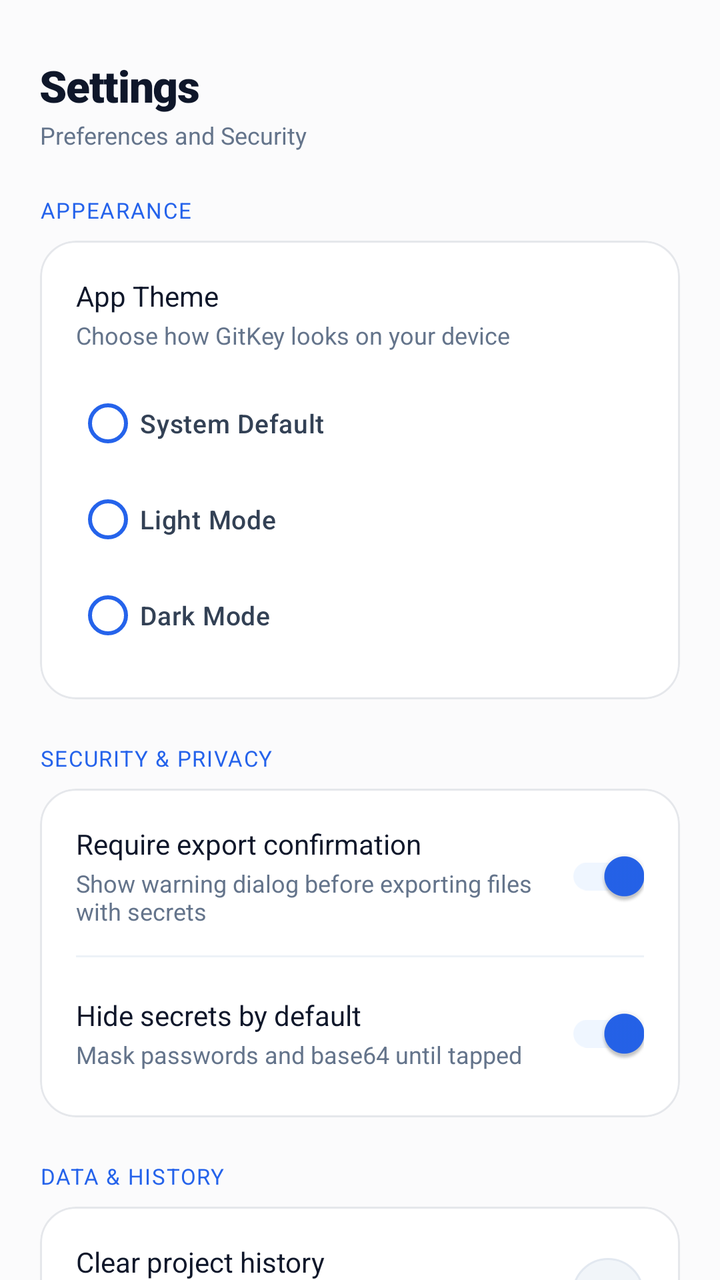
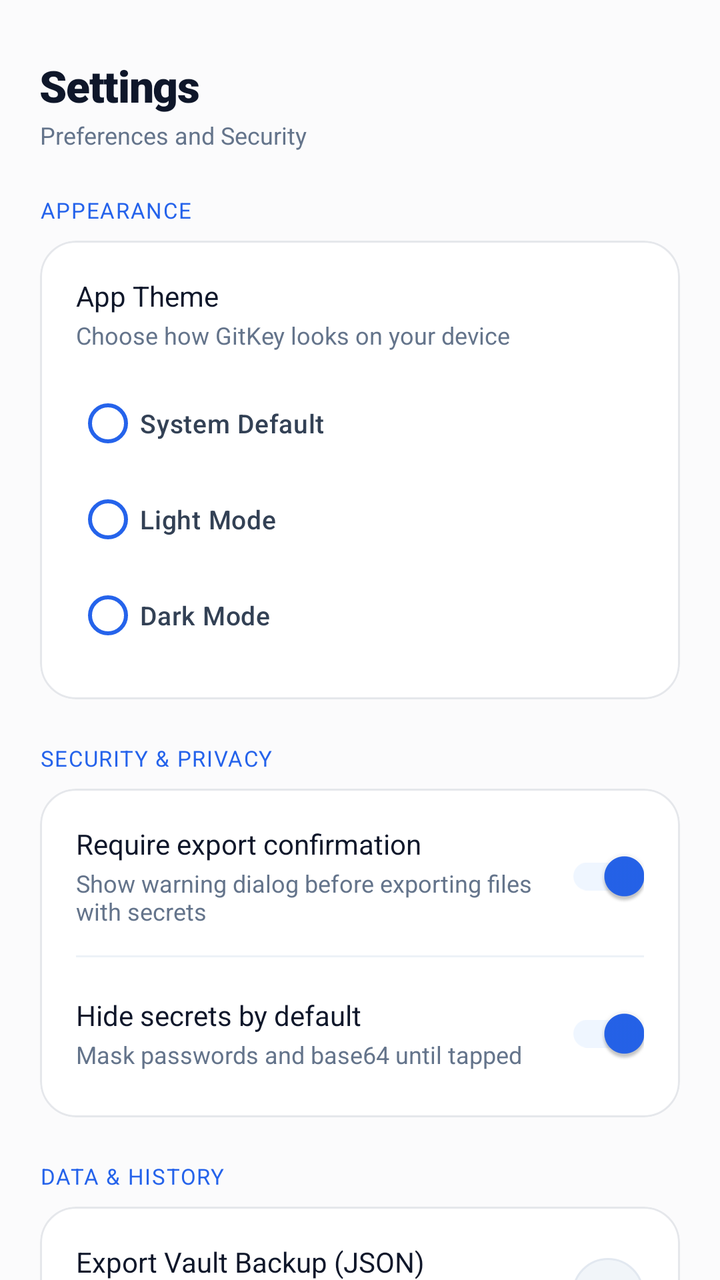

Screens rendered from an Android XML layout before and after an edit, with the pre-edit source and the edit as a unified diff.
<!-- AndroidManifest.xml: application theme Theme.GitKey -->
<!-- res/layout/fragment_settings.xml -->
<?xml version="1.0" encoding="utf-8"?>
<androidx.core.widget.NestedScrollView xmlns:android="http://schemas.android.com/apk/res/android"
    xmlns:app="http://schemas.android.com/apk/res-auto"
    xmlns:tools="http://schemas.android.com/tools"
    android:layout_width="match_parent"
    android:layout_height="match_parent"
    android:clipToPadding="false"
    android:paddingBottom="28dp">

    <LinearLayout
        android:layout_width="match_parent"
        android:layout_height="wrap_content"
        android:orientation="vertical"
        android:padding="20dp">

        
        <TextView
            android:layout_width="wrap_content"
            android:layout_height="wrap_content"
            android:text="@string/settings_title"
            android:textSize="22sp"
            android:fontFamily="sans-serif-black"
            android:textColor="?attr/colorTextTitle"
            android:letterSpacing="-0.02"
            android:layout_marginTop="8dp" />

        <TextView
            android:layout_width="wrap_content"
            android:layout_height="wrap_content"
            android:layout_marginTop="2dp"
            android:text="@string/settings_subtitle"
            android:textSize="12sp"
            android:fontFamily="sans-serif"
            android:textColor="?attr/colorTextMuted" />

        
        <TextView
            android:layout_width="wrap_content"
            android:layout_height="wrap_content"
            android:layout_marginTop="22dp"
            android:text="APPEARANCE"
            android:textSize="11sp"
            android:fontFamily="sans-serif-bold"
            android:textColor="?attr/colorPrimary"
            android:letterSpacing="0.05" />

        <com.google.android.material.card.MaterialCardView
            android:layout_width="match_parent"
            android:layout_height="wrap_content"
            android:layout_marginTop="8dp"
            app:cardCornerRadius="18dp"
            app:cardElevation="0dp"
            app:strokeColor="?attr/colorCardStroke"
            app:strokeWidth="1dp"
            app:cardBackgroundColor="?attr/colorCardBackground">

            <LinearLayout
                android:layout_width="match_parent"
                android:layout_height="wrap_content"
                android:orientation="vertical"
                android:padding="18dp">

                <TextView
                    android:layout_width="wrap_content"
                    android:layout_height="wrap_content"
                    android:text="@string/pref_theme_title"
                    android:textSize="14sp"
                    android:fontFamily="sans-serif-bold"
                    android:textColor="?attr/colorTextTitle" />

                <TextView
                    android:layout_width="wrap_content"
                    android:layout_height="wrap_content"
                    android:layout_marginTop="2dp"
                    android:text="Choose how GitKey looks on your device"
                    android:textSize="12sp"
                    android:textColor="?attr/colorTextMuted" />

                
                <RadioGroup
                    android:id="@+id/rgTheme"
                    android:layout_width="match_parent"
                    android:layout_height="wrap_content"
                    android:layout_marginTop="12dp">

                    <RadioButton
                        android:id="@+id/rbThemeSystem"
                        android:layout_width="match_parent"
                        android:layout_height="wrap_content"
                        android:text="@string/theme_system"
                        android:textColor="?attr/colorTextBody"
                        app:buttonTint="?attr/colorPrimary"
                        android:fontFamily="sans-serif-medium"
                        android:textSize="13sp"
                        android:paddingTop="6dp"
                        android:paddingBottom="6dp" />

                    <RadioButton
                        android:id="@+id/rbThemeLight"
                        android:layout_width="match_parent"
                        android:layout_height="wrap_content"
                        android:text="@string/theme_light"
                        android:textColor="?attr/colorTextBody"
                        app:buttonTint="?attr/colorPrimary"
                        android:fontFamily="sans-serif-medium"
                        android:textSize="13sp"
                        android:paddingTop="6dp"
                        android:paddingBottom="6dp" />

                    <RadioButton
                        android:id="@+id/rbThemeDark"
                        android:layout_width="match_parent"
                        android:layout_height="wrap_content"
                        android:text="@string/theme_dark"
                        android:textColor="?attr/colorTextBody"
                        app:buttonTint="?attr/colorPrimary"
                        android:fontFamily="sans-serif-medium"
                        android:textSize="13sp"
                        android:paddingTop="6dp"
                        android:paddingBottom="6dp" />
                </RadioGroup>
            </LinearLayout>
        </com.google.android.material.card.MaterialCardView>

        
        <TextView
            android:layout_width="wrap_content"
            android:layout_height="wrap_content"
            android:layout_marginTop="22dp"
            android:text="SECURITY &amp; PRIVACY"
            android:textSize="11sp"
            android:fontFamily="sans-serif-bold"
            android:textColor="?attr/colorPrimary"
            android:letterSpacing="0.05" />

        <com.google.android.material.card.MaterialCardView
            android:layout_width="match_parent"
            android:layout_height="wrap_content"
            android:layout_marginTop="8dp"
            app:cardCornerRadius="18dp"
            app:cardElevation="0dp"
            app:strokeColor="?attr/colorCardStroke"
            app:strokeWidth="1dp"
            app:cardBackgroundColor="?attr/colorCardBackground">

            <LinearLayout
                android:layout_width="match_parent"
                android:layout_height="wrap_content"
                android:orientation="vertical"
                android:padding="18dp">

                
                <LinearLayout
                    android:layout_width="match_parent"
                    android:layout_height="wrap_content"
                    android:orientation="horizontal"
                    android:gravity="center_vertical">

                    <LinearLayout
                        android:layout_width="0dp"
                        android:layout_height="wrap_content"
                        android:layout_weight="1"
                        android:orientation="vertical">

                        <TextView
                            android:layout_width="wrap_content"
                            android:layout_height="wrap_content"
                            android:text="@string/pref_confirm_export_title"
                            android:textSize="14sp"
                            android:fontFamily="sans-serif-bold"
                            android:textColor="?attr/colorTextTitle" />

                        <TextView
                            android:layout_width="wrap_content"
                            android:layout_height="wrap_content"
                            android:layout_marginTop="2dp"
                            android:text="@string/pref_confirm_export_desc"
                            android:textSize="12sp"
                            android:textColor="?attr/colorTextMuted" />
                    </LinearLayout>

                    <com.google.android.material.switchmaterial.SwitchMaterial
                        android:id="@+id/switchConfirmExport"
                        android:layout_width="wrap_content"
                        android:layout_height="wrap_content"
                        android:checked="true" />
                </LinearLayout>

                <View
                    android:layout_width="match_parent"
                    android:layout_height="1dp"
                    android:layout_marginTop="14dp"
                    android:layout_marginBottom="14dp"
                    android:background="?attr/colorDivider" />

                
                <LinearLayout
                    android:layout_width="match_parent"
                    android:layout_height="wrap_content"
                    android:orientation="horizontal"
                    android:gravity="center_vertical">

                    <LinearLayout
                        android:layout_width="0dp"
                        android:layout_height="wrap_content"
                        android:layout_weight="1"
                        android:orientation="vertical">

                        <TextView
                            android:layout_width="wrap_content"
                            android:layout_height="wrap_content"
                            android:text="@string/pref_hide_secrets_title"
                            android:textSize="14sp"
                            android:fontFamily="sans-serif-bold"
                            android:textColor="?attr/colorTextTitle" />

                        <TextView
                            android:layout_width="wrap_content"
                            android:layout_height="wrap_content"
                            android:layout_marginTop="2dp"
                            android:text="@string/pref_hide_secrets_desc"
                            android:textSize="12sp"
                            android:textColor="?attr/colorTextMuted" />
                    </LinearLayout>

                    <com.google.android.material.switchmaterial.SwitchMaterial
                        android:id="@+id/switchHideSecrets"
                        android:layout_width="wrap_content"
                        android:layout_height="wrap_content"
                        android:checked="true" />
                </LinearLayout>

            </LinearLayout>
        </com.google.android.material.card.MaterialCardView>

        
        <TextView
            android:layout_width="wrap_content"
            android:layout_height="wrap_content"
            android:layout_marginTop="22dp"
            android:text="DATA &amp; HISTORY"
            android:textSize="11sp"
            android:fontFamily="sans-serif-bold"
            android:textColor="?attr/colorPrimary"
            android:letterSpacing="0.05" />

        <com.google.android.material.card.MaterialCardView
            android:layout_width="match_parent"
            android:layout_height="wrap_content"
            android:layout_marginTop="8dp"
            app:cardCornerRadius="18dp"
            app:cardElevation="0dp"
            app:strokeColor="?attr/colorCardStroke"
            app:strokeWidth="1dp"
            app:cardBackgroundColor="?attr/colorCardBackground">

            <LinearLayout
                android:layout_width="match_parent"
                android:layout_height="wrap_content"
                android:orientation="vertical"
                android:padding="18dp">

                <LinearLayout
                    android:id="@+id/layoutClearHistory"
                    android:layout_width="match_parent"
                    android:layout_height="wrap_content"
                    android:orientation="horizontal"
                    android:gravity="center_vertical"
                    android:clickable="true"
                    android:focusable="true"
                    android:background="?attr/selectableItemBackground">

                    <LinearLayout
                        android:layout_width="0dp"
                        android:layout_height="wrap_content"
                        android:layout_weight="1"
                        android:orientation="vertical">

                        <TextView
                            android:layout_width="wrap_content"
                            android:layout_height="wrap_content"
                            android:text="@string/pref_clear_history_title"
                            android:textSize="14sp"
                            android:fontFamily="sans-serif-bold"
                            android:textColor="?attr/colorTextTitle" />

                        <TextView
                            android:layout_width="wrap_content"
                            android:layout_height="wrap_content"
                            android:layout_marginTop="2dp"
                            android:text="@string/pref_clear_history_desc"
                            android:textSize="12sp"
                            android:textColor="?attr/colorTextMuted" />
                    </LinearLayout>

                    <FrameLayout
                        android:layout_width="36dp"
                        android:layout_height="36dp"
                        android:background="@drawable/bg_badge_pill">

                        <ImageView
                            android:layout_width="18dp"
                            android:layout_height="18dp"
                            android:layout_gravity="center"
                            android:src="@drawable/ic_delete"
                            app:tint="@color/brand_rose"
                            android:contentDescription="@null" />
                    </FrameLayout>
                </LinearLayout>

            </LinearLayout>
        </com.google.android.material.card.MaterialCardView>

        
        <TextView
            android:layout_width="wrap_content"
            android:layout_height="wrap_content"
            android:layout_marginTop="22dp"
            android:text="ABOUT"
            android:textSize="11sp"
            android:fontFamily="sans-serif-bold"
            android:textColor="?attr/colorPrimary"
            android:letterSpacing="0.05" />

        <com.google.android.material.card.MaterialCardView
            android:layout_width="match_parent"
            android:layout_height="wrap_content"
            android:layout_marginTop="8dp"
            app:cardCornerRadius="18dp"
            app:cardElevation="0dp"
            app:strokeColor="?attr/colorCardStroke"
            app:strokeWidth="1dp"
            app:cardBackgroundColor="?attr/colorCardBackground">

            <LinearLayout
                android:layout_width="match_parent"
                android:layout_height="wrap_content"
                android:orientation="vertical"
                android:padding="22dp"
                android:gravity="center_horizontal">

                <FrameLayout
                    android:layout_width="56dp"
                    android:layout_height="56dp"
                    android:background="@drawable/bg_icon_container">

                    <ImageView
                        android:layout_width="36dp"
                        android:layout_height="36dp"
                        android:layout_gravity="center"
                        android:src="@drawable/ic_gitkey_logo"
                        android:contentDescription="@null" />
                </FrameLayout>

                <TextView
                    android:layout_width="wrap_content"
                    android:layout_height="wrap_content"
                    android:layout_marginTop="12dp"
                    android:text="@string/app_name"
                    android:textSize="18sp"
                    android:fontFamily="sans-serif-black"
                    android:textColor="?attr/colorTextTitle"
                    android:letterSpacing="-0.02" />

                <TextView
                    android:layout_width="wrap_content"
                    android:layout_height="wrap_content"
                    android:text="@string/app_tagline"
                    android:textSize="12sp"
                    android:fontFamily="sans-serif-bold"
                    android:textColor="?attr/colorPrimary" />

                <TextView
                    android:layout_width="wrap_content"
                    android:layout_height="wrap_content"
                    android:layout_marginTop="4dp"
                    android:text="@string/app_version"
                    android:textSize="11sp"
                    android:fontFamily="monospace"
                    android:textColor="?attr/colorTextMuted" />

                <TextView
                    android:layout_width="wrap_content"
                    android:layout_height="wrap_content"
                    android:layout_marginTop="14dp"
                    android:gravity="center"
                    android:text="@string/about_developer"
                    android:textSize="12sp"
                    android:fontFamily="sans-serif"
                    android:textColor="?attr/colorTextBody"
                    android:lineSpacingExtra="2dp" />

                <TextView
                    android:layout_width="wrap_content"
                    android:layout_height="wrap_content"
                    android:layout_marginTop="8dp"
                    android:text="@string/about_license"
                    android:textSize="11sp"
                    android:fontFamily="sans-serif-bold"
                    android:textColor="?attr/colorTextMuted" />

            </LinearLayout>
        </com.google.android.material.card.MaterialCardView>

    </LinearLayout>
</androidx.core.widget.NestedScrollView>
<!-- resources referenced by this layout -->
<resources>
  <color name="brand_rose">#EF4444</color>
  <!-- drawable bg_badge_pill (drawable) -->
  <?xml version="1.0" encoding="utf-8"?>
  <shape xmlns:android="http://schemas.android.com/apk/res/android"
      android:shape="rectangle">
      <corners android:radius="20dp" />
      <solid android:color="?attr/colorPillBg" />
      <stroke
          android:width="1dp"
          android:color="?attr/colorPillStroke" />
  </shape>
  <!-- drawable bg_icon_container (drawable) -->
  <?xml version="1.0" encoding="utf-8"?>
  <shape xmlns:android="http://schemas.android.com/apk/res/android"
      android:shape="rectangle">
      <corners android:radius="14dp" />
      <solid android:color="?attr/colorIconContainer" />
      <stroke
          android:width="1dp"
          android:color="?attr/colorCardStroke" />
  </shape>
  <string name="about_developer">GitKey is an open developer utility designed for modern Android CI/CD pipelines.</string>
  <string name="about_license">Free &amp; Open Source</string>
  <string name="app_name">GitKey</string>
  <string name="app_tagline">Generate once. Sign anywhere.</string>
  <string name="app_version">Version 1.0.0 (Build 1)</string>
  <string name="pref_clear_history_desc">Delete all saved project metadata and cached logos</string>
  <string name="pref_clear_history_title">Clear project history</string>
  <string name="pref_confirm_export_desc">Show warning dialog before exporting files with secrets</string>
  <string name="pref_confirm_export_title">Require export confirmation</string>
  <string name="pref_hide_secrets_desc">Mask passwords and base64 until tapped</string>
  <string name="pref_hide_secrets_title">Hide secrets by default</string>
  <string name="pref_theme_title">App Theme</string>
  <string name="settings_subtitle">Preferences and Security</string>
  <string name="settings_title">Settings</string>
  <string name="theme_dark">Dark Mode</string>
  <string name="theme_light">Light Mode</string>
  <string name="theme_system">System Default</string>
  <color name="brand_blue">#2563EB</color>
  <color name="brand_blue_tint">#EFF6FF</color>
  <color name="brand_cyan">#0EA5E9</color>
  <color name="brand_emerald">#10B981</color>
  <color name="bg_light">#FBFBFC</color>
  <color name="surface_light">#FFFFFF</color>
  <color name="text_title_light">#0F172A</color>
  <color name="card_bg_light">#FFFFFF</color>
  <color name="card_stroke_light">#E5E7EB</color>
  <color name="code_block_bg_light">#F8FAFC</color>
  <color name="code_text_light">#1E293B</color>
  <color name="nav_glass_bg_light">#F2FFFFFF</color>
  <color name="nav_glass_stroke_light">#E2E8F0</color>
  <color name="text_body_light">#334155</color>
  <color name="text_muted_light">#64748B</color>
  <color name="pill_bg_light">#F1F5F9</color>
  <color name="pill_stroke_light">#E2E8F0</color>
  <color name="icon_container_light">#F8FAFC</color>
  <color name="divider_light">#EDF2F7</color>
  <!-- unchanged entries left out for length: 3 -->
</resources>

<!-- the commit's change to res/layout/fragment_settings.xml (unified diff, before → after) -->
@@ -260,6 +260,116 @@
                 android:orientation="vertical"
                 android:padding="18dp">
 
+                
+                <LinearLayout
+                    android:id="@+id/layoutBackupVault"
+                    android:layout_width="match_parent"
+                    android:layout_height="wrap_content"
+                    android:orientation="horizontal"
+                    android:gravity="center_vertical"
+                    android:clickable="true"
+                    android:focusable="true"
+                    android:background="?attr/selectableItemBackground">
+
+                    <LinearLayout
+                        android:layout_width="0dp"
+                        android:layout_height="wrap_content"
+                        android:layout_weight="1"
+                        android:orientation="vertical">
+
+                        <TextView
+                            android:layout_width="wrap_content"
+                            android:layout_height="wrap_content"
+                            android:text="Export Vault Backup (JSON)"
+                            android:textSize="14sp"
+                            android:fontFamily="sans-serif-bold"
+                            android:textColor="?attr/colorTextTitle" />
+
+                        <TextView
+                            android:layout_width="wrap_content"
+                            android:layout_height="wrap_content"
+                            android:layout_marginTop="2dp"
+                            android:text="Save all project records and keystores to a portable backup"
+                            android:textSize="12sp"
+                            android:textColor="?attr/colorTextMuted" />
+                    </LinearLayout>
+
+                    <FrameLayout
+                        android:layout_width="36dp"
+                        android:layout_height="36dp"
+                        android:background="@drawable/bg_badge_pill">
+
+                        <ImageView
+                            android:layout_width="18dp"
+                            android:layout_height="18dp"
+                            android:layout_gravity="center"
+                            android:src="@drawable/ic_download"
+                            app:tint="?attr/colorPrimary"
+                            android:contentDescription="@null" />
+                    </FrameLayout>
+                </LinearLayout>
+
+                <View
+                    android:layout_width="match_parent"
+                    android:layout_height="1dp"
+                    android:layout_marginVertical="14dp"
+                    android:background="?attr/colorCardStroke" />
+
+                
+                <LinearLayout
+                    android:id="@+id/layoutRestoreVault"
+                    android:layout_width="match_parent"
+                    android:layout_height="wrap_content"
+                    android:orientation="horizontal"
+                    android:gravity="center_vertical"
+                    android:clickable="true"
+                    android:focusable="true"
+                    android:background="?attr/selectableItemBackground">
+
+                    <LinearLayout
+                        android:layout_width="0dp"
+                        android:layout_height="wrap_content"
+                        android:layout_weight="1"
+                        android:orientation="vertical">
+
+                        <TextView
+                            android:layout_width="wrap_content"
+                            android:layout_height="wrap_content"
+                            android:text="Restore Vault from Backup"
+                            android:textSize="14sp"
+                            android:fontFamily="sans-serif-bold"
+                            android:textColor="?attr/colorTextTitle" />
+
+                        <TextView
+                            android:layout_width="wrap_content"
+                            android:layout_height="wrap_content"
+                            android:layout_marginTop="2dp"
+                            android:text="Import project records and keys from a JSON backup file"
+                            android:textSize="12sp"
+                            android:textColor="?attr/colorTextMuted" />
+                    </LinearLayout>
+
+                    <FrameLayout
+                        android:layout_width="36dp"
+                        android:layout_height="36dp"
+                        android:background="@drawable/bg_badge_pill">
+
+                        <ImageView
+                            android:layout_width="18dp"
+                            android:layout_height="18dp"
+                            android:layout_gravity="center"
+                            android:src="@drawable/ic_refresh"
+                            app:tint="?attr/colorPrimary"
+                            android:contentDescription="@null" />
+                    </FrameLayout>
+                </LinearLayout>
+
+                <View
+                    android:layout_width="match_parent"
+                    android:layout_height="1dp"
+                    android:layout_marginVertical="14dp"
+                    android:background="?attr/colorCardStroke" />
+
                 <LinearLayout
                     android:id="@+id/layoutClearHistory"
                     android:layout_width="match_parent"
<!-- resource entries referenced after the edit -->
@@ -21,6 +21,26 @@
           android:width="1dp"
           android:color="?attr/colorCardStroke" />
   </shape>
+  <!-- drawable ic_download (drawable) -->
+  <vector xmlns:android="http://schemas.android.com/apk/res/android"
+      android:width="24dp"
+      android:height="24dp"
+      android:viewportWidth="24"
+      android:viewportHeight="24">
+      <path
+          android:fillColor="?android:attr/textColorPrimary"
+          android:pathData="M19,9h-4V3H9v6H5l7,7 7,-7zM5,18v2h14v-2H5z" />
+  </vector>
+  <!-- drawable ic_refresh (drawable) -->
+  <vector xmlns:android="http://schemas.android.com/apk/res/android"
+      android:width="24dp"
+      android:height="24dp"
+      android:viewportWidth="24"
+      android:viewportHeight="24">
+      <path
+          android:fillColor="?android:attr/textColorPrimary"
+          android:pathData="M17.65,6.35C16.2,4.9 14.21,4 12,4c-4.42,0 -7.99,3.58 -7.99,8s3.57,8 7.99,8c3.73,0 6.84,-2.55 7.73,-6h-2.08c-0.82,2.33 -3.04,4 -5.65,4 -3.31,0 -6,-2.69 -6,-6s2.69,-6 6,-6c1.66,0 3.14,0.69 4.22,1.78L13,11h7V4l-2.35,2.35z" />
+  </vector>
   <string name="about_developer">GitKey is an open developer utility designed for modern Android CI/CD pipelines.</string>
   <string name="about_license">Free &amp; Open Source</string>
   <string name="app_name">GitKey</string>
